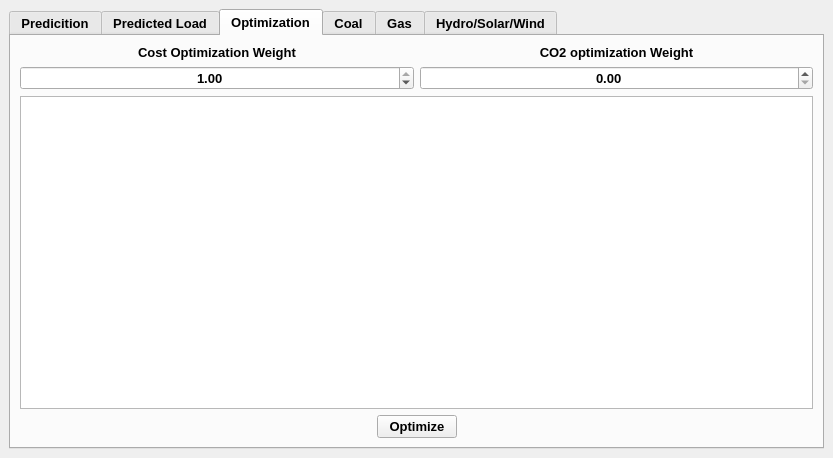
Old version of the form gui/load_prediction_xml.ui in the repository Djordje99/ISIS_Load_Prediction.
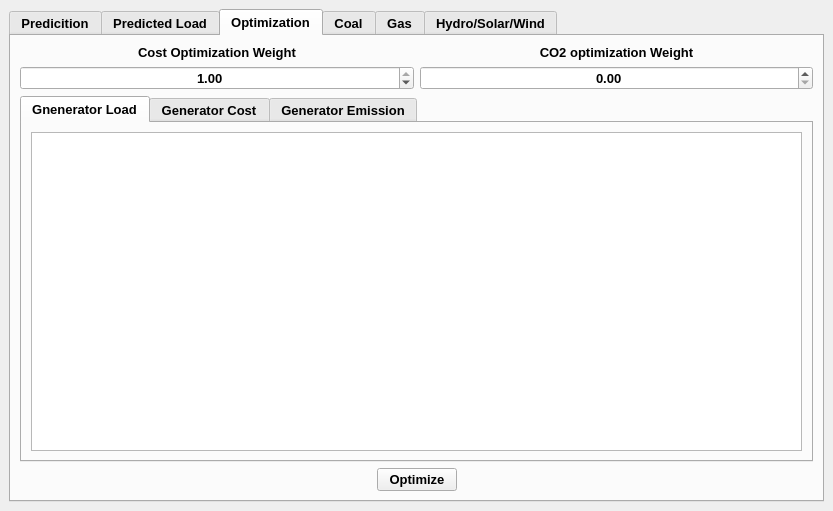
New version of the form. The open tabs and pages were chosen to show the change. Custom widgets are drawn as their Qt base class.

Commit message: Created generator cost and co2 emission table

Patch:
```diff
--- a/gui/load_prediction_xml.ui
+++ b/gui/load_prediction_xml.ui
@@ -7,7 +7,7 @@
     <x>0</x>
     <y>0</y>
     <width>833</width>
-    <height>458</height>
+    <height>511</height>
    </rect>
   </property>
   <property name="windowTitle">
@@ -547,7 +547,7 @@
        <attribute name="title">
         <string>Optimization</string>
        </attribute>
-       <layout class="QGridLayout" name="gridLayout_4">
+       <layout class="QGridLayout" name="gridLayout_6">
         <item row="0" column="0">
          <layout class="QVBoxLayout" name="verticalLayout_34">
           <property name="leftMargin">
@@ -672,7 +672,41 @@
            </layout>
           </item>
           <item>
-           <widget class="QTableWidget" name="generator_table"/>
+           <widget class="QTabWidget" name="tabWidget_2">
+            <property name="currentIndex">
+             <number>0</number>
+            </property>
+            <widget class="QWidget" name="generator_load">
+             <attribute name="title">
+              <string>Gnenerator Load</string>
+             </attribute>
+             <layout class="QGridLayout" name="gridLayout_4">
+              <item row="0" column="0">
+               <widget class="QTableWidget" name="generator_load_table"/>
+              </item>
+             </layout>
+            </widget>
+            <widget class="QWidget" name="generator_cost">
+             <attribute name="title">
+              <string>Generator Cost</string>
+             </attribute>
+             <layout class="QGridLayout" name="gridLayout_7">
+              <item row="0" column="0">
+               <widget class="QTableWidget" name="generator_cost_table"/>
+              </item>
+             </layout>
+            </widget>
+            <widget class="QWidget" name="generator_emission">
+             <attribute name="title">
+              <string>Generator Emission</string>
+             </attribute>
+             <layout class="QGridLayout" name="gridLayout_10">
+              <item row="0" column="0">
+               <widget class="QTableWidget" name="generator_co2_emission_table"/>
+              </item>
+             </layout>
+            </widget>
+           </widget>
           </item>
           <item>
            <layout class="QHBoxLayout" name="horizontalLayout_24">
```
The commit also changes 4 other files.
